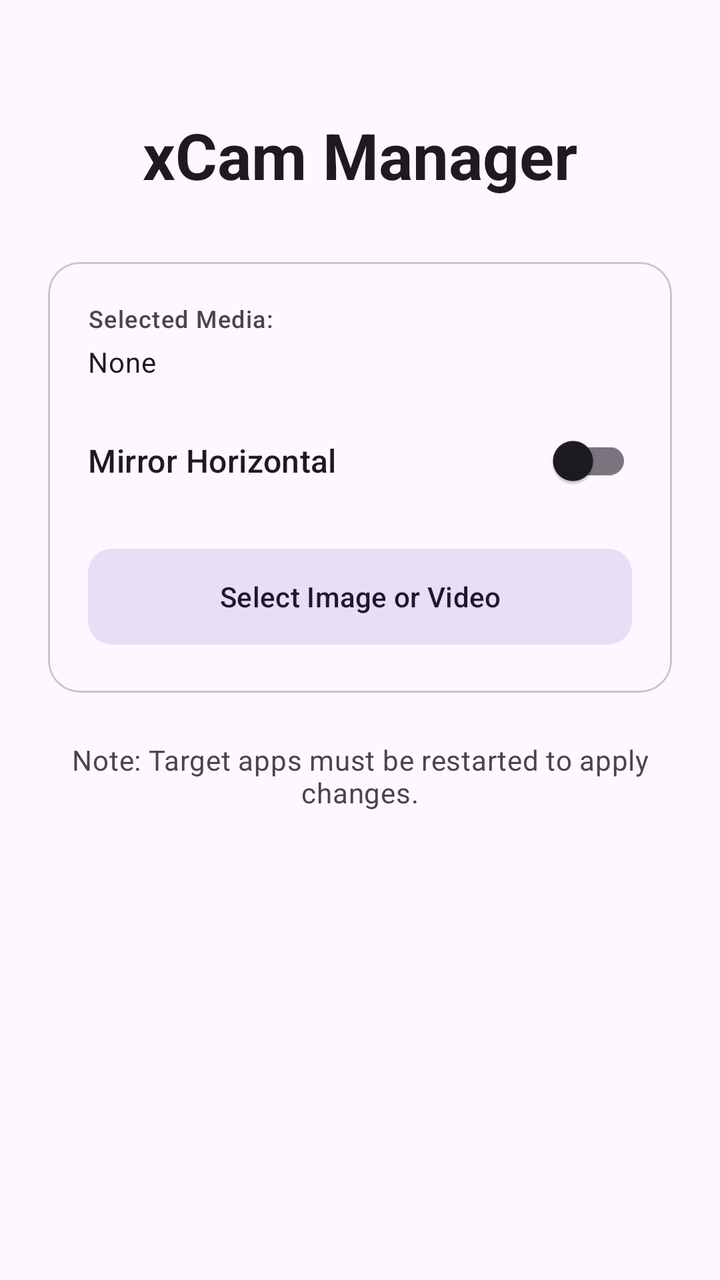
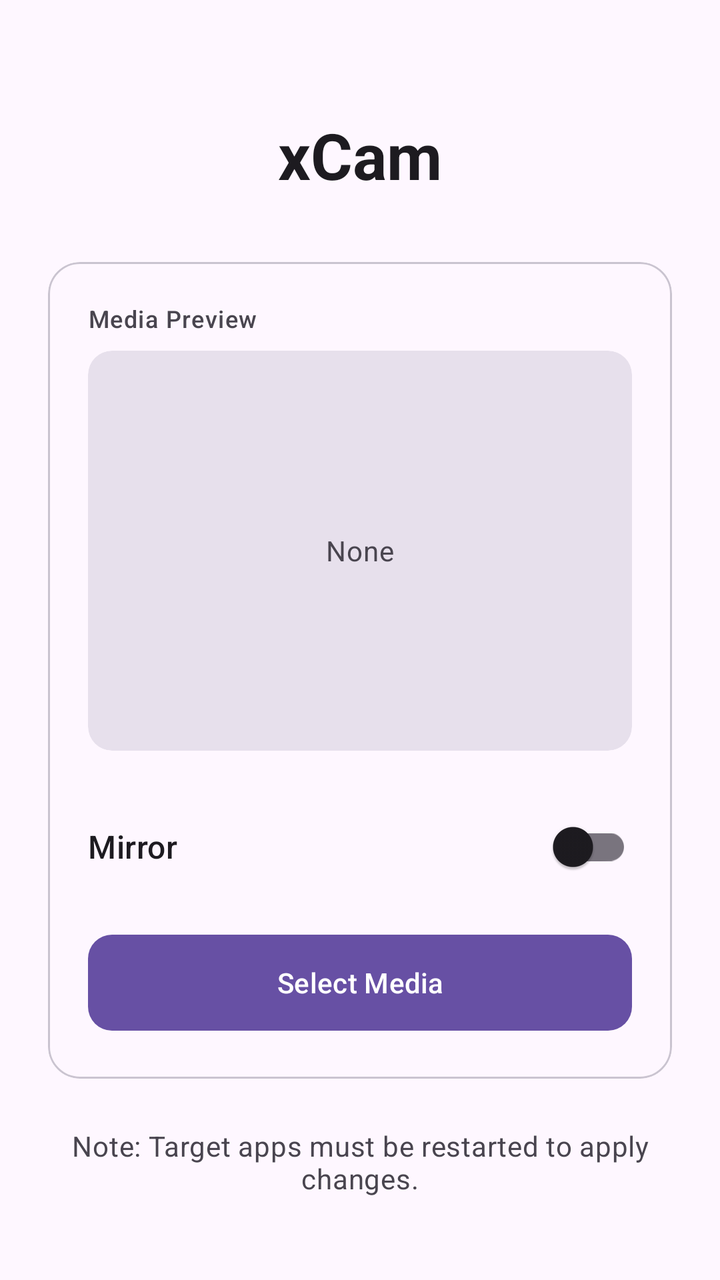

Before-and-after screenshots of an Android layout around one commit, followed by the original layout XML and the change that was made.
<!-- AndroidManifest.xml: application theme Theme.xCam -->
<!-- res/layout/activity_main.xml -->
<?xml version="1.0" encoding="utf-8"?>
<androidx.core.widget.NestedScrollView xmlns:android="http://schemas.android.com/apk/res/android"
    xmlns:app="http://schemas.android.com/apk/res-auto"
    android:layout_width="match_parent"
    android:layout_height="match_parent"
    android:background="?attr/colorSurface">
    <LinearLayout
        android:id="@+id/main"
        android:layout_width="match_parent"
        android:layout_height="wrap_content"
        android:orientation="vertical"
        android:padding="24dp"
        android:gravity="center_horizontal">
        <TextView
            android:id="@+id/tv_title"
            android:layout_width="wrap_content"
            android:layout_height="wrap_content"
            android:layout_marginTop="32dp"
            android:layout_marginBottom="32dp"
            android:text="@string/title_manager"
            android:textAppearance="?attr/textAppearanceHeadlineLarge"
            android:textStyle="bold"
            android:textColor="?attr/colorOnSurface" />
        <com.google.android.material.card.MaterialCardView
            android:id="@+id/card_settings"
            android:layout_width="match_parent"
            android:layout_height="wrap_content"
            android:layout_marginBottom="24dp"
            app:cardCornerRadius="16dp"
            app:cardElevation="0dp"
            app:strokeWidth="1dp"
            app:strokeColor="?attr/colorOutlineVariant">
            <LinearLayout
                android:layout_width="match_parent"
                android:layout_height="wrap_content"
                android:orientation="vertical"
                android:padding="20dp">

                <TextView
                    android:layout_width="wrap_content"
                    android:layout_height="wrap_content"
                    android:text="@string/label_video_path"
                    android:textAppearance="?attr/textAppearanceLabelMedium"
                    android:textColor="?attr/colorOnSurfaceVariant" />

                <TextView
                    android:id="@+id/tv_video_path"
                    android:layout_width="match_parent"
                    android:layout_height="wrap_content"
                    android:layout_marginTop="4dp"
                    android:layout_marginBottom="16dp"
                    android:text="@string/label_none"
                    android:textAppearance="?attr/textAppearanceBodyMedium"
                    android:ellipsize="middle"
                    android:singleLine="true" />

                <LinearLayout
                    android:layout_width="match_parent"
                    android:layout_height="wrap_content"
                    android:orientation="horizontal"
                    android:gravity="center_vertical"
                    android:paddingBottom="16dp">
                    <TextView
                        android:layout_width="0dp"
                        android:layout_height="wrap_content"
                        android:layout_weight="1"
                        android:text="@string/label_mirror"
                        android:textAppearance="?attr/textAppearanceTitleMedium" />
                    <com.google.android.material.switchmaterial.SwitchMaterial
                        android:id="@+id/switch_mirror"
                        android:layout_width="wrap_content"
                        android:layout_height="wrap_content" />
                </LinearLayout>

                <com.google.android.material.button.MaterialButton
                    android:id="@+id/btn_select_video"
                    android:layout_width="match_parent"
                    android:layout_height="56dp"
                    android:text="@string/btn_select_video"
                    android:textAllCaps="false"
                    app:cornerRadius="12dp"
                    style="@style/Widget.Material3.Button.TonalButton" />
            </LinearLayout>
        </com.google.android.material.card.MaterialCardView>
        <TextView
            android:id="@+id/tv_note"
            android:layout_width="match_parent"
            android:layout_height="wrap_content"
            android:gravity="center"
            android:text="@string/note_restart"
            android:textAppearance="?attr/textAppearanceBodyMedium"
            android:textColor="?attr/colorOnSurfaceVariant" />
    </LinearLayout>
</androidx.core.widget.NestedScrollView>
<!-- resources referenced by this layout -->
<resources>
  <string name="btn_select_video">Select Image or Video</string>
  <string name="label_mirror">Mirror Horizontal</string>
  <string name="label_none">None</string>
  <string name="label_video_path">Selected Media:</string>
  <string name="note_restart">Note: Target apps must be restarted to apply changes.</string>
  <string name="title_manager">xCam Manager</string>
  <style name="Theme.xCam" parent="Theme.Material3.DayNight.NoActionBar">
          <item name="colorPrimary">@color/purple_500</item>
          <item name="android:statusBarColor">@android:color/transparent</item>
          <item name="android:navigationBarColor">@android:color/transparent</item>
          <item name="android:windowLightStatusBar">true</item>
          <item name="android:windowLightNavigationBar">true</item>
      </style>
  <color name="purple_500">#FF6200EE</color>
</resources>

<!-- the commit's change to res/layout/activity_main.xml (unified diff, before → after) -->
@@ -39,20 +39,43 @@
                 <TextView
                     android:layout_width="wrap_content"
                     android:layout_height="wrap_content"
-                    android:text="@string/label_video_path"
+                    android:text="@string/label_media_preview"
                     android:textAppearance="?attr/textAppearanceLabelMedium"
                     android:textColor="?attr/colorOnSurfaceVariant" />
 
-                <TextView
-                    android:id="@+id/tv_video_path"
+                <com.google.android.material.card.MaterialCardView
                     android:layout_width="match_parent"
-                    android:layout_height="wrap_content"
-                    android:layout_marginTop="4dp"
-                    android:layout_marginBottom="16dp"
-                    android:text="@string/label_none"
-                    android:textAppearance="?attr/textAppearanceBodyMedium"
-                    android:ellipsize="middle"
-                    android:singleLine="true" />
+                    android:layout_height="200dp"
+                    android:layout_marginTop="8dp"
+                    android:layout_marginBottom="24dp"
+                    app:cardCornerRadius="12dp"
+                    app:cardBackgroundColor="?attr/colorSurfaceVariant"
+                    app:cardElevation="0dp"
+                    app:strokeWidth="0dp">
+                    <ImageView
+                        android:id="@+id/iv_preview"
+                        android:layout_width="match_parent"
+                        android:layout_height="match_parent"
+                        android:scaleType="centerCrop"
+                        android:contentDescription="@string/desc_media_preview" />
+                    <com.google.android.material.button.MaterialButton
+                        android:id="@+id/btn_delete_media"
+                        style="@style/Widget.Material3.Button.IconButton.Filled.Tonal"
+                        android:layout_width="wrap_content"
+                        android:layout_height="wrap_content"
+                        android:layout_gravity="top|end"
+                        android:layout_margin="8dp"
+                        app:icon="@android:drawable/ic_menu_close_clear_cancel"
+                        android:visibility="gone" />
+                    <TextView
+                        android:id="@+id/tv_no_preview"
+                        android:layout_width="wrap_content"
+                        android:layout_height="wrap_content"
+                        android:layout_gravity="center"
+                        android:text="@string/label_none"
+                        android:textAppearance="?attr/textAppearanceBodyMedium"
+                        android:textColor="?attr/colorOnSurfaceVariant" />
+                </com.google.android.material.card.MaterialCardView>
 
                 <LinearLayout
                     android:layout_width="match_parent"
@@ -78,8 +101,7 @@
                     android:layout_height="56dp"
                     android:text="@string/btn_select_video"
                     android:textAllCaps="false"
-                    app:cornerRadius="12dp"
-                    style="@style/Widget.Material3.Button.TonalButton" />
+                    app:cornerRadius="12dp" />
             </LinearLayout>
         </com.google.android.material.card.MaterialCardView>
         <TextView
<!-- resource entries referenced after the edit -->
@@ -1,18 +1,17 @@
 <!-- resources referenced by this layout -->
 <resources>
-  <string name="btn_select_video">Select Image or Video</string>
-  <string name="label_mirror">Mirror Horizontal</string>
+  <string name="btn_select_video">Select Media</string>
+  <string name="desc_media_preview">Media preview</string>
+  <string name="label_media_preview">Media Preview</string>
+  <string name="label_mirror">Mirror</string>
   <string name="label_none">None</string>
-  <string name="label_video_path">Selected Media:</string>
   <string name="note_restart">Note: Target apps must be restarted to apply changes.</string>
-  <string name="title_manager">xCam Manager</string>
+  <string name="title_manager">xCam</string>
   <style name="Theme.xCam" parent="Theme.Material3.DayNight.NoActionBar">
-          <item name="colorPrimary">@color/purple_500</item>
           <item name="android:statusBarColor">@android:color/transparent</item>
           <item name="android:navigationBarColor">@android:color/transparent</item>
           <item name="android:windowLightStatusBar">true</item>
           <item name="android:windowLightNavigationBar">true</item>
       </style>
-  <color name="purple_500">#FF6200EE</color>
 </resources>
 
